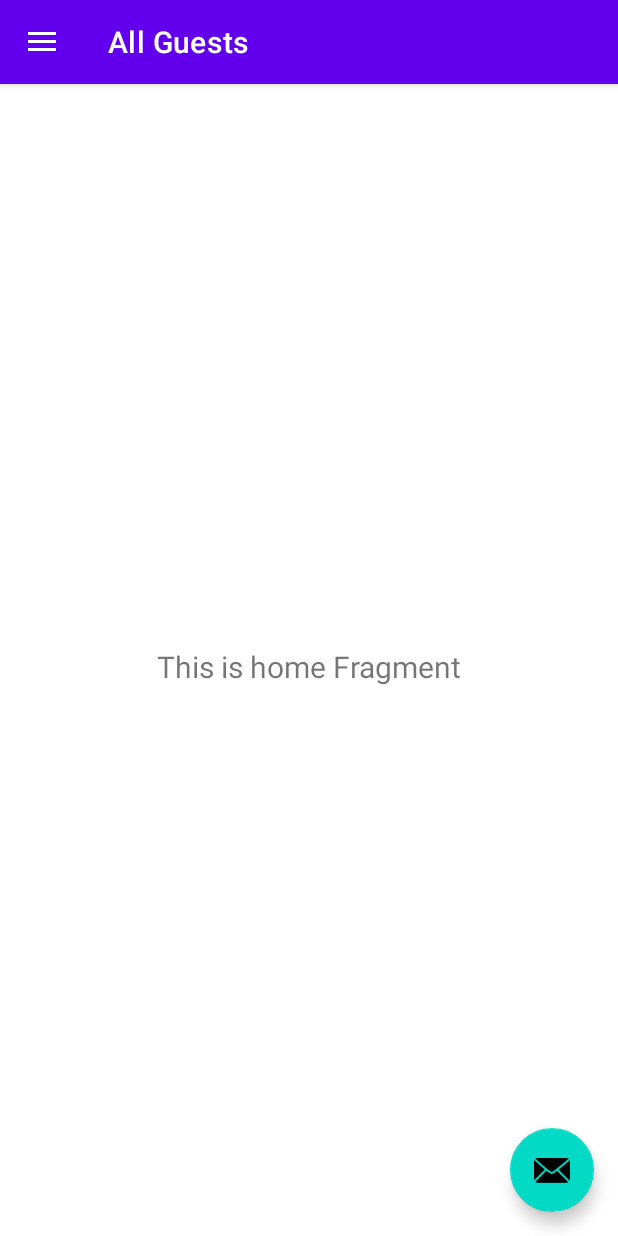
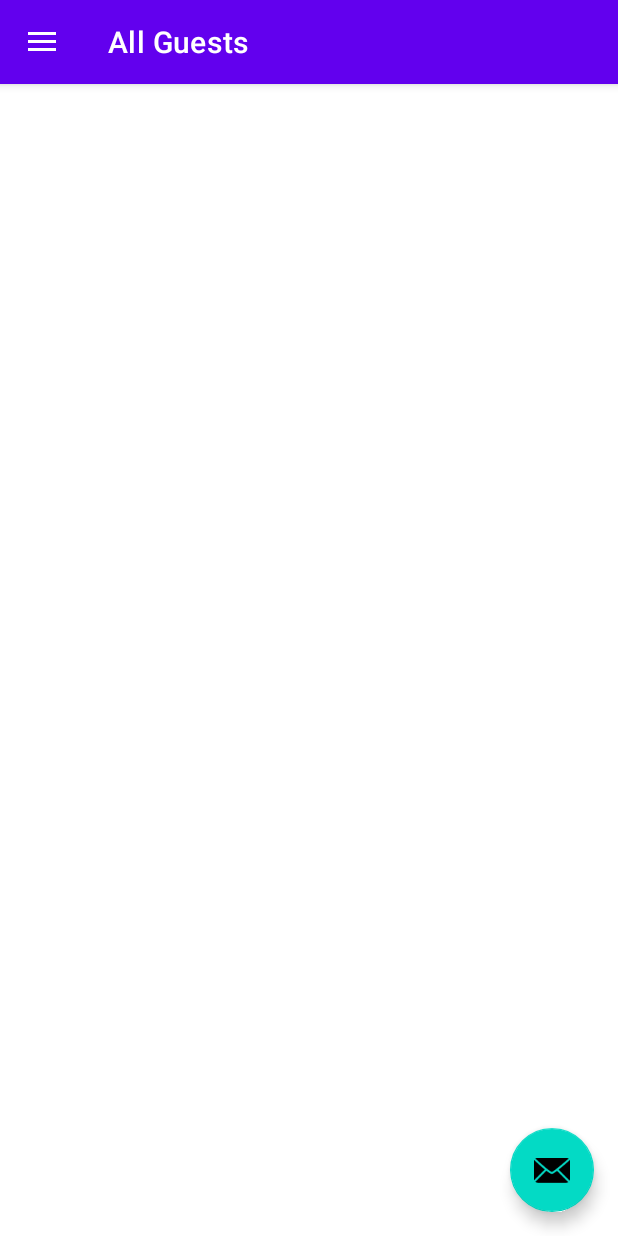
Before and after one commit to jotape-exe/guests-management-android-app, an Android app: the screen it shows after launch (MainActivity), on a phone screen of 412 x 824 dp. Run offline under Robolectric (Android 15) with nearby library versions, the phone set to English and light mode, and no system bars; our stand-ins replace navigation-ui; Roboto replaces fonts that are not available here; 2 statements that could not run were skipped.

Commit message:
Remove textview

```diff
--- a/app/src/main/res/layout/fragment_all_guests.xml
+++ b/app/src/main/res/layout/fragment_all_guests.xml
@@ -6,17 +6,4 @@
     android:layout_height="match_parent"
     tools:context=".view.AllGuestsFragment">
 
-    <TextView
-        android:id="@+id/text_home"
-        android:layout_width="match_parent"
-        android:layout_height="wrap_content"
-        android:layout_marginStart="8dp"
-        android:layout_marginTop="8dp"
-        android:layout_marginEnd="8dp"
-        android:textAlignment="center"
-        android:textSize="20sp"
-        app:layout_constraintBottom_toBottomOf="parent"
-        app:layout_constraintEnd_toEndOf="parent"
-        app:layout_constraintStart_toStartOf="parent"
-        app:layout_constraintTop_toTopOf="parent" />
 </androidx.constraintlayout.widget.ConstraintLayout>
```
